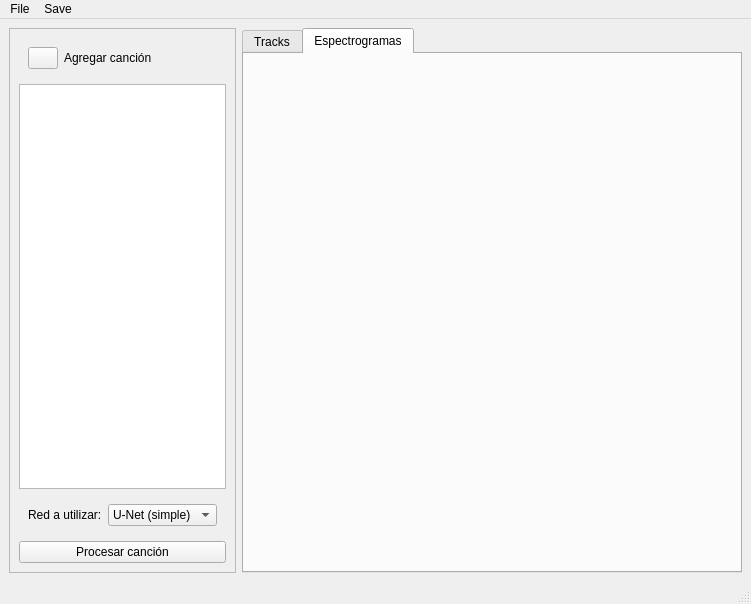
Before: the Qt Designer form designer/mainwindow.ui in BrunoDS01/App_ASSD, drawn with Qt 5.
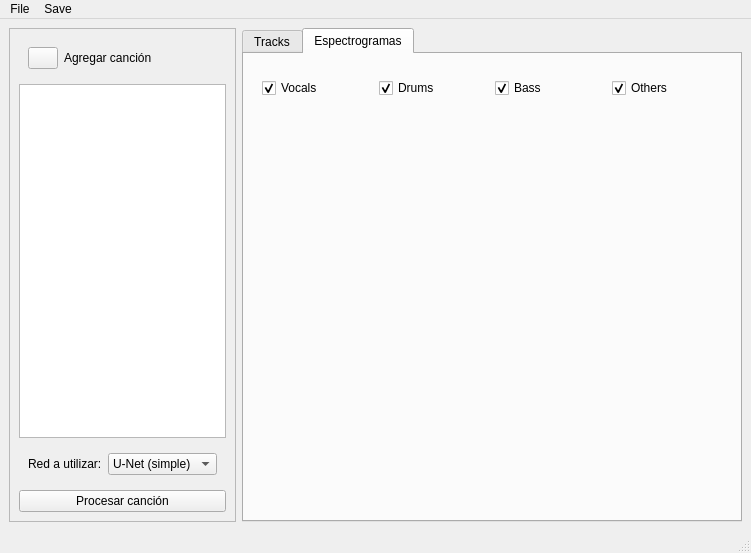
After: the same form once the commit is applied. The open tabs and pages were chosen to show the change. Icons and pictures are not drawn.

What changed in the file:
```diff
--- a/designer/mainwindow.ui
+++ b/designer/mainwindow.ui
@@ -7,7 +7,7 @@
     <x>0</x>
     <y>0</y>
     <width>728</width>
-    <height>604</height>
+    <height>553</height>
    </rect>
   </property>
   <property name="windowTitle">
@@ -359,7 +359,62 @@
        <attribute name="title">
         <string>Espectrogramas</string>
        </attribute>
-       <layout class="QVBoxLayout" name="verticalLayout_6">
+       <layout class="QVBoxLayout" name="verticalLayout_2">
+        <item>
+         <widget class="QWidget" name="widget_4" native="true">
+          <property name="maximumSize">
+           <size>
+            <width>16777215</width>
+            <height>50</height>
+           </size>
+          </property>
+          <layout class="QHBoxLayout" name="horizontalLayout_3">
+           <item>
+            <widget class="QCheckBox" name="vocalsCheckBox">
+             <property name="text">
+              <string>Vocals</string>
+             </property>
+             <property name="checked">
+              <bool>true</bool>
+             </property>
+            </widget>
+           </item>
+           <item>
+            <widget class="QCheckBox" name="drumsCheckBox">
+             <property name="text">
+              <string>Drums</string>
+             </property>
+             <property name="checked">
+              <bool>true</bool>
+             </property>
+            </widget>
+           </item>
+           <item>
+            <widget class="QCheckBox" name="bassCheckBox">
+             <property name="text">
+              <string>Bass</string>
+             </property>
+             <property name="checked">
+              <bool>true</bool>
+             </property>
+            </widget>
+           </item>
+           <item>
+            <widget class="QCheckBox" name="othersCheckBox">
+             <property name="text">
+              <string>Others</string>
+             </property>
+             <property name="checked">
+              <bool>true</bool>
+             </property>
+            </widget>
+           </item>
+          </layout>
+         </widget>
+        </item>
+        <item>
+         <widget class="QWidget" name="widget_5" native="true">
+          <layout class="QVBoxLayout" name="verticalLayout_3">
         <item>
          <layout class="QVBoxLayout" name="vocalsSpecVerticalLayout"/>
         </item>
@@ -371,6 +426,9 @@
         </item>
         <item>
          <layout class="QVBoxLayout" name="othersSpecVerticalLayout"/>
+           </item>
+          </layout>
+         </widget>
         </item>
        </layout>
       </widget>
```
Lines whose indentation alone changed are shown as unchanged.
